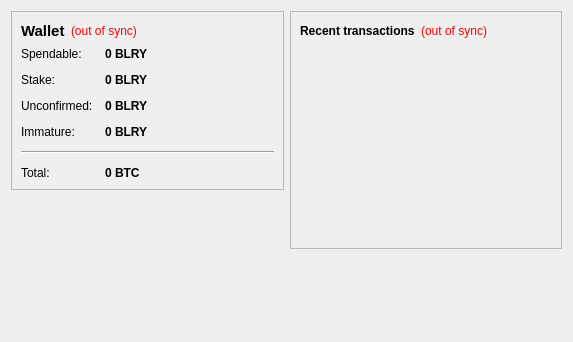
This is src/qt/forms/overviewpage.ui in Billary/BillaryCoinSource as Qt 5 draws it before an edit. The edited form follows.
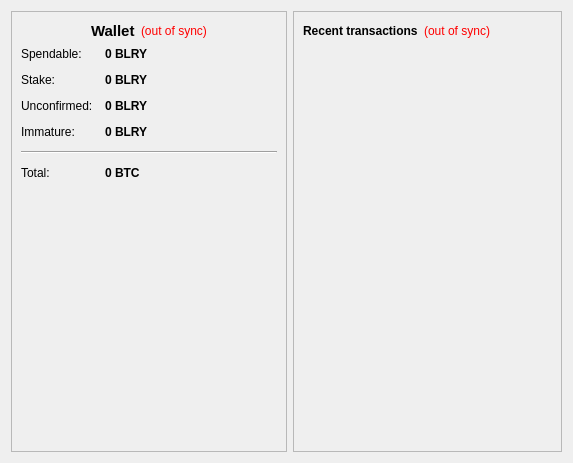
This is the edited form. Icons and pictures are not drawn.

```diff
--- a/src/qt/forms/overviewpage.ui
+++ b/src/qt/forms/overviewpage.ui
@@ -24,55 +24,8 @@
        <property name="frameShadow">
         <enum>QFrame::Raised</enum>
        </property>
-       <layout class="QVBoxLayout" name="verticalLayout_4">
-        <item>
-         <layout class="QHBoxLayout" name="horizontalLayout_4">
-          <item>
-           <widget class="QLabel" name="label_5">
-            <property name="font">
-             <font>
-              <pointsize>11</pointsize>
-              <weight>75</weight>
-              <bold>true</bold>
-             </font>
-            </property>
-            <property name="text">
-             <string>Wallet</string>
-            </property>
-           </widget>
-          </item>
-          <item>
-           <widget class="QLabel" name="labelWalletStatus">
-            <property name="toolTip">
-             <string>The displayed information may be out of date. Your wallet automatically synchronizes with the BillaryCoin network after a connection is established, but this process has not completed yet.</string>
-            </property>
-            <property name="styleSheet">
-             <string notr="true">QLabel { color: red; }</string>
-            </property>
-            <property name="text">
-             <string notr="true">(out of sync)</string>
-            </property>
-            <property name="alignment">
-             <set>Qt::AlignLeading|Qt::AlignLeft|Qt::AlignVCenter</set>
-            </property>
-           </widget>
-          </item>
-          <item>
-           <spacer name="horizontalSpacer_2">
-            <property name="orientation">
-             <enum>Qt::Horizontal</enum>
-            </property>
-            <property name="sizeHint" stdset="0">
-             <size>
-              <width>40</width>
-              <height>20</height>
-             </size>
-            </property>
-           </spacer>
-          </item>
-         </layout>
-        </item>
-        <item>
+       <layout class="QGridLayout" name="gridLayout">
+        <item row="1" column="0">
          <layout class="QFormLayout" name="formLayout_2">
           <property name="fieldGrowthPolicy">
            <enum>QFormLayout::AllNonFixedFieldsGrow</enum>
@@ -234,22 +187,97 @@
           </item>
          </layout>
         </item>
+        <item row="0" column="0">
+         <layout class="QHBoxLayout" name="horizontalLayout_4">
+          <item>
+           <spacer name="horizontalSpacer_3">
+            <property name="orientation">
+             <enum>Qt::Horizontal</enum>
+            </property>
+            <property name="sizeHint" stdset="0">
+             <size>
+              <width>40</width>
+              <height>20</height>
+             </size>
+            </property>
+           </spacer>
+          </item>
+          <item>
+           <widget class="QLabel" name="label_5">
+            <property name="font">
+             <font>
+              <pointsize>11</pointsize>
+              <weight>75</weight>
+              <bold>true</bold>
+             </font>
+            </property>
+            <property name="text">
+             <string>Wallet</string>
+            </property>
+           </widget>
+          </item>
+          <item>
+           <widget class="QLabel" name="labelWalletStatus">
+            <property name="toolTip">
+             <string>The displayed information may be out of date. Your wallet automatically synchronizes with the BillaryCoin network after a connection is established, but this process has not completed yet.</string>
+            </property>
+            <property name="styleSheet">
+             <string notr="true">QLabel { color: red; }</string>
+            </property>
+            <property name="text">
+             <string notr="true">(out of sync)</string>
+            </property>
+            <property name="alignment">
+             <set>Qt::AlignLeading|Qt::AlignLeft|Qt::AlignVCenter</set>
+            </property>
+           </widget>
+          </item>
+          <item>
+           <spacer name="horizontalSpacer_2">
+            <property name="orientation">
+             <enum>Qt::Horizontal</enum>
+            </property>
+            <property name="sizeHint" stdset="0">
+             <size>
+              <width>40</width>
+              <height>20</height>
+             </size>
+            </property>
+           </spacer>
+          </item>
+         </layout>
+        </item>
+        <item row="2" column="0">
+         <widget class="QLabel" name="label_2">
+          <property name="sizePolicy">
+           <sizepolicy hsizetype="Fixed" vsizetype="Fixed">
+            <horstretch>0</horstretch>
+            <verstretch>0</verstretch>
+           </sizepolicy>
+          </property>
+          <property name="minimumSize">
+           <size>
+            <width>256</width>
+            <height>256</height>
+           </size>
+          </property>
+          <property name="text">
+           <string/>
+          </property>
+          <property name="pixmap">
+           <pixmap resource="../bitcoin.qrc">:/icons/logo</pixmap>
+          </property>
+          <property name="scaledContents">
+           <bool>true</bool>
+          </property>
+          <property name="alignment">
+           <set>Qt::AlignCenter</set>
+          </property>
+         </widget>
+        </item>
        </layout>
       </widget>
      </item>
-     <item>
-      <spacer name="verticalSpacer">
-       <property name="orientation">
-        <enum>Qt::Vertical</enum>
-       </property>
-       <property name="sizeHint" stdset="0">
-        <size>
-         <width>20</width>
-         <height>40</height>
-        </size>
-       </property>
-      </spacer>
-     </item>
     </layout>
    </item>
    <item>
@@ -325,19 +353,6 @@
        </layout>
       </widget>
      </item>
-     <item>
-      <spacer name="verticalSpacer_2">
-       <property name="orientation">
-        <enum>Qt::Vertical</enum>
-       </property>
-       <property name="sizeHint" stdset="0">
-        <size>
-         <width>20</width>
-         <height>40</height>
-        </size>
-       </property>
-      </spacer>
-     </item>
     </layout>
    </item>
   </layout>
```
Left out of the diff: 4 changed lines with no effect on the pictures.
